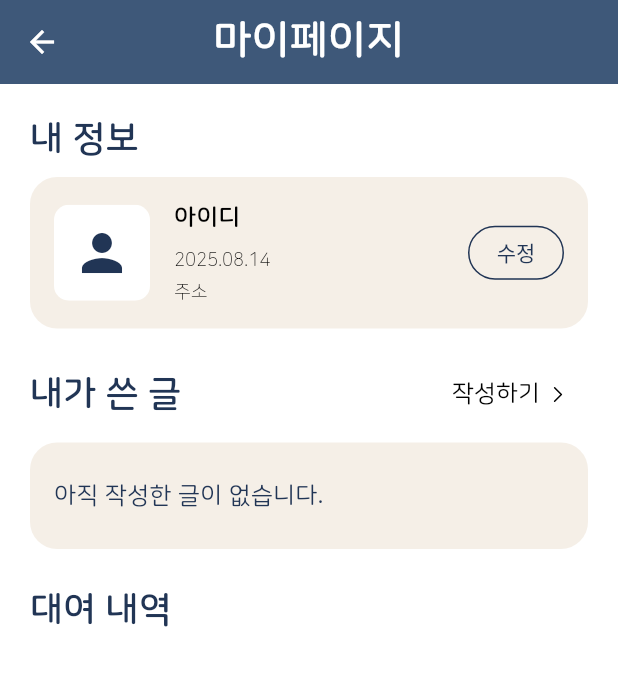
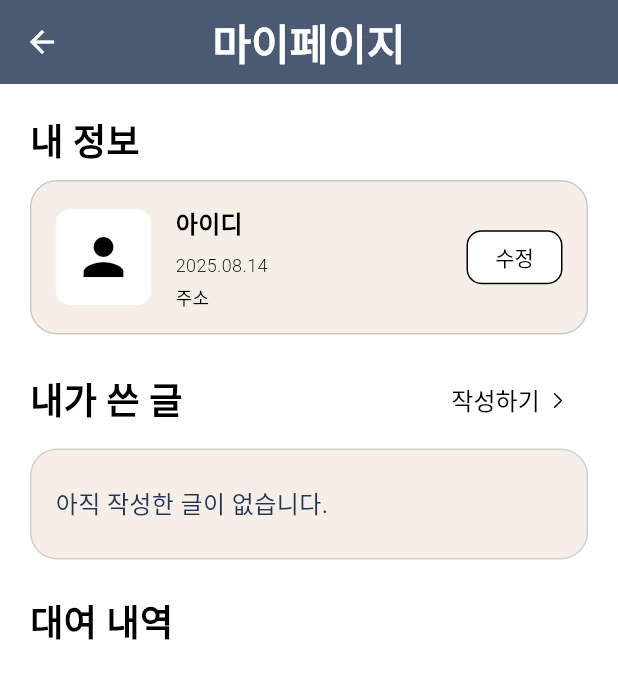
Before and after one commit to DECODINGBOT/2025_ESC, a Flutter app: the MyPageScreen screen opened directly, on a phone screen of 412 x 824 dp. Shown: the top 679 px of the screen. Run offline on Flutter 3.47's test engine with Material 3 defaults, Android fonts, the phone set to English and light mode, and no system bars; our stand-ins replace firebase_auth, firebase_core, flutter_svg, image_picker; accounts and stored records are empty; Roboto replaces fonts that are missing (NotoSans).

Commit message:
프로필 사진 추가

```diff
--- a/lib/screens/mypage_screen.dart
+++ b/lib/screens/mypage_screen.dart
@@ -1,6 +1,7 @@
+import 'dart:io';
+
 import 'package:flutter/material.dart';
 import 'package:flutter_svg/flutter_svg.dart';
-import 'package:sharing_items/const/colors.dart';
 import 'package:sharing_items/screens/write_screen.dart';
 import 'package:sharing_items/screens/edit_myinfo_screen.dart';
 
@@ -12,21 +13,29 @@ class MyPageScreen extends StatefulWidget {
 }
 
 class _MyPageScreenState extends State<MyPageScreen> {
+  // 색상 팔레트
+  static const Color strong = Color(0xFF213555);
+  static const Color weak = Color(0xFF3E5879);
+  static const Color card = Color(0xFFD8C4B6);
+  static const Color bg = Color(0xFFF5EFE7);
 
   // 텍스트 스타일
   TextStyle get _titleStyle => const TextStyle(
+    fontFamily: 'NotoSans',
     fontSize: 24,
     fontWeight: FontWeight.w600,
     color: Colors.black,
   );
 
   TextStyle get _bodyStyle => const TextStyle(
+    fontFamily: 'NotoSans',
     fontSize: 16,
     fontWeight: FontWeight.w400,
     color: Colors.black,
   );
 
   TextStyle get _detailStyle => const TextStyle(
+    fontFamily: 'NotoSans',
     fontSize: 12,
     fontWeight: FontWeight.w300,
     color: Colors.black,
@@ -48,16 +57,17 @@ class _MyPageScreenState extends State<MyPageScreen> {
   @override
   Widget build(BuildContext context) {
     return Scaffold(
-      backgroundColor: backgroundColor,
+      backgroundColor: Colors.white,
       appBar: AppBar(
         //backgroundColor: strong,
-        backgroundColor: pointColorWeak,
+        backgroundColor: const Color(0xFF4A5A73),
         elevation: 0,
         centerTitle: true,
         iconTheme: const IconThemeData(color: Colors.white),
         title: const Text(
           '마이페이지',
           style: TextStyle(
+            fontFamily: 'NotoSans',
             fontSize: 28,
             fontWeight: FontWeight.w700,
             color: Colors.white,
@@ -70,10 +80,7 @@ class _MyPageScreenState extends State<MyPageScreen> {
           child: Column(
             crossAxisAlignment: CrossAxisAlignment.start,
             children: [
-              Text(
-                "내 정보",
-                style: TextStyle(color: pointColorStrong, fontSize: 24, fontWeight: FontWeight.w700),
-              ),
+              const _SectionHeader(title: '내 정보'),
               const SizedBox(height: 8),
               _buildMyInfoCard(
                 context,
@@ -93,6 +100,7 @@ class _MyPageScreenState extends State<MyPageScreen> {
                       const Text(
                         '작성하기',
                         style: TextStyle(
+                          fontFamily: 'NotoSans',
                           fontSize: 16,
                           color: Colors.black,
                         ),
@@ -143,8 +151,9 @@ class _MyPageScreenState extends State<MyPageScreen> {
   }) {
     return Container(
       decoration: BoxDecoration(
-        color: widgetbackgroundColor,
+        color: bg,
         borderRadius: BorderRadius.circular(18),
+        border: Border.all(color: weak.withOpacity(0.25)),
       ),
       padding: const EdgeInsets.all(16),
       child: Row(
@@ -152,24 +161,40 @@ class _MyPageScreenState extends State<MyPageScreen> {
         children: [
           ClipRRect(
             borderRadius: BorderRadius.circular(10),
-            child: profileImageUrl == null
-                ? Container(
+            child: () {
+              if (profileImageUrl == null || profileImageUrl!.isEmpty) {
+                return Container(
                   width: 64,
                   height: 64,
                   color: Colors.white,
                   child: const Icon(
                     Icons.person,
                     size: 40,
-                      color:pointColorStrong,
+                    color: Colors.black,
                   ),
-                  )
-                : Image.network(
-                    profileImageUrl,
+                );
+              }
+              // 로컬 파일 경로(file://...) 또는 일반 경로 처리
+              final url = profileImageUrl!;
+              if (url.startsWith('http')) {
+                return Image.network(
+                  url,
                   width: 64,
                   height: 64,
                   fit: BoxFit.cover,
+                );
+              } else {
+                final localPath = url.replaceFirst('file://', '');
+                return Image.file(
+                  File(localPath),
+                  width: 64,
+                  height: 64,
+                  fit: BoxFit.cover,
+                );
+              }
+            }(),
           ),
-          ),
+
           const SizedBox(width: 16),
 
           // 텍스트 정보
@@ -199,14 +224,15 @@ class _MyPageScreenState extends State<MyPageScreen> {
             child: OutlinedButton(
               onPressed: () => _onEditTapped(context),
               style: OutlinedButton.styleFrom(
-                backgroundColor:widgetbackgroundColor,
-                foregroundColor:pointColorStrong,
-                side: const BorderSide(color: pointColorStrong, width: 1),
+                backgroundColor: Colors.white,
+                foregroundColor: Colors.black,
+                side: const BorderSide(color: Colors.black, width: 1),
                 shape: RoundedRectangleBorder(
-                  borderRadius: BorderRadius.circular(18),
+                  borderRadius: BorderRadius.circular(10),
                 ),
                 padding: const EdgeInsets.symmetric(horizontal: 14),
                 textStyle: const TextStyle(
+                  fontFamily: 'NotoSans',
                   fontSize: 14,
                 ),
               ),
@@ -281,9 +307,10 @@ class _SectionHeader extends StatelessWidget {
           child: Text(
             title,
             style: const TextStyle(
+              fontFamily: 'NotoSans',
               fontSize: 24,
               fontWeight: FontWeight.w700,
-              color: pointColorStrong,
+              color: Colors.black,
             ),
           ),
         ),
@@ -311,14 +338,16 @@ class _MyPostsArea extends StatelessWidget {
         width: double.infinity,
         padding: const EdgeInsets.symmetric(horizontal: 16, vertical: 24),
         decoration: BoxDecoration(
-          color: widgetbackgroundColor,
+          color: _MyPageScreenState.bg,
           borderRadius: BorderRadius.circular(18),
+          border: Border.all(color: _MyPageScreenState.weak.withOpacity(0.2)),
         ),
         child: const Text(
           '아직 작성한 글이 없습니다.',
           style: TextStyle(
+            fontFamily: 'NotoSans',
             fontSize: 16,
-            color: pointColorStrong,
+            color: _MyPageScreenState.strong,
           ),
         ),
       );
@@ -329,6 +358,7 @@ class _MyPostsArea extends StatelessWidget {
       decoration: BoxDecoration(
         color: Colors.white,
         borderRadius: BorderRadius.circular(18),
+        border: Border.all(color: _MyPageScreenState.weak.withOpacity(0.2)),
       ),
       child: ListView.separated(
         shrinkWrap: true,
@@ -341,7 +371,7 @@ class _MyPostsArea extends StatelessWidget {
             subtitle: Text('상세 보기', style: detailStyle),
             trailing: const Icon(
               Icons.chevron_right,
-              color: pointColorStrong,
+              color: _MyPageScreenState.weak,
             ),
             onTap: () {},
           );
@@ -359,9 +389,9 @@ class _RentalTile extends StatelessWidget {
   Widget build(BuildContext context) {
     return Container(
       decoration: BoxDecoration(
-        color: widgetbackgroundColor,
+        color: _MyPageScreenState.bg,
         borderRadius: BorderRadius.circular(18),
-        // border: Border.all(color: _MyPageScreenState.weak.withOpacity(0.2)),
+        border: Border.all(color: _MyPageScreenState.weak.withOpacity(0.2)),
       ),
       child: ListTile(
         contentPadding: const EdgeInsets.symmetric(horizontal: 12, vertical: 8),
@@ -374,18 +404,20 @@ class _RentalTile extends StatelessWidget {
             child: Icon(
               item.thumbnail,
               size: 32,
-              color: pointColorWeak,
+              color: _MyPageScreenState.weak,
             ),
           ),
         ),
         title:
-            const SizedBox.shrink() == null // just to keep const warning away
+            const SizedBox.shrink() ==
+                null // just to keep const warning away
             ? null
             : Text(
                 item.title,
                 style: const TextStyle(
+                  fontFamily: 'NotoSans',
                   fontSize: 16,
-                  color: pointColorStrong,
+                  color: _MyPageScreenState.strong,
                   fontWeight: FontWeight.w700,
                 ),
               ),
@@ -396,6 +428,7 @@ class _RentalTile extends StatelessWidget {
             Text(
               '대여기간  ${item.period}',
               style: const TextStyle(
+                fontFamily: 'NotoSans',
                 fontSize: 12,
                 color: Colors.black,
               ),
@@ -404,6 +437,7 @@ class _RentalTile extends StatelessWidget {
             Text(
               '가격  ${item.price}',
               style: const TextStyle(
+                fontFamily: 'NotoSans',
                 fontSize: 12,
                 color: Colors.black,
               ),
```
Also changed, not shown: lib/screens/edit_myinfo_screen.dart (+147 -27 lines), lib/screens/write_screen.dart (+3 -29 lines). Lines whose indentation alone changed are shown as unchanged.
